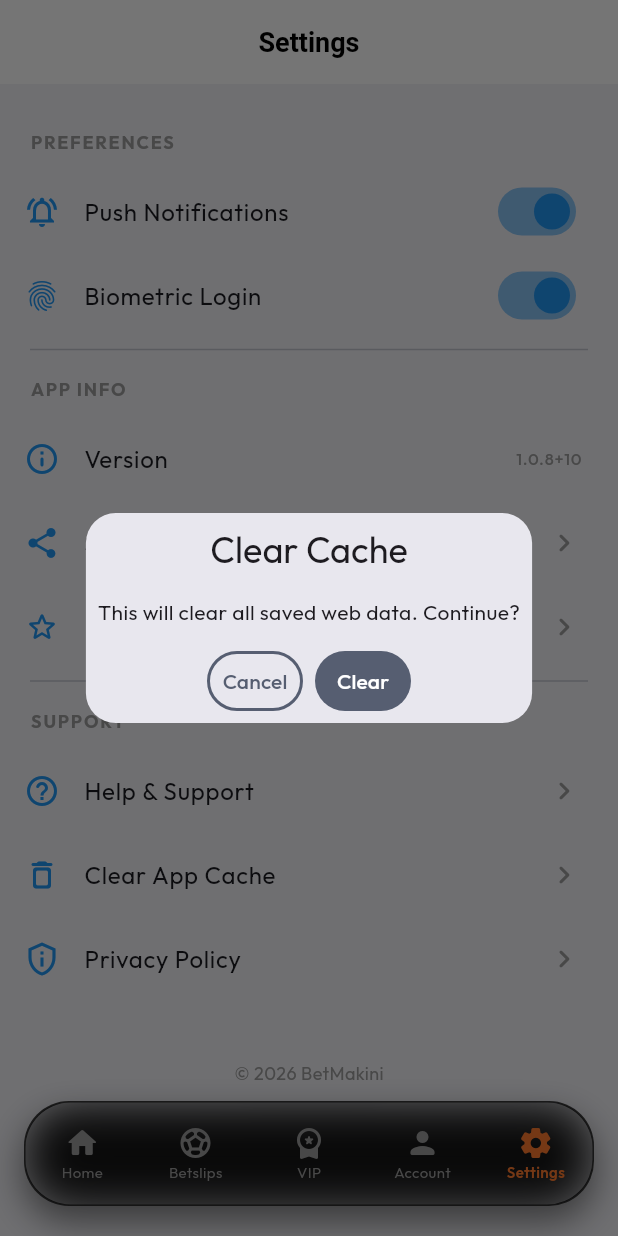
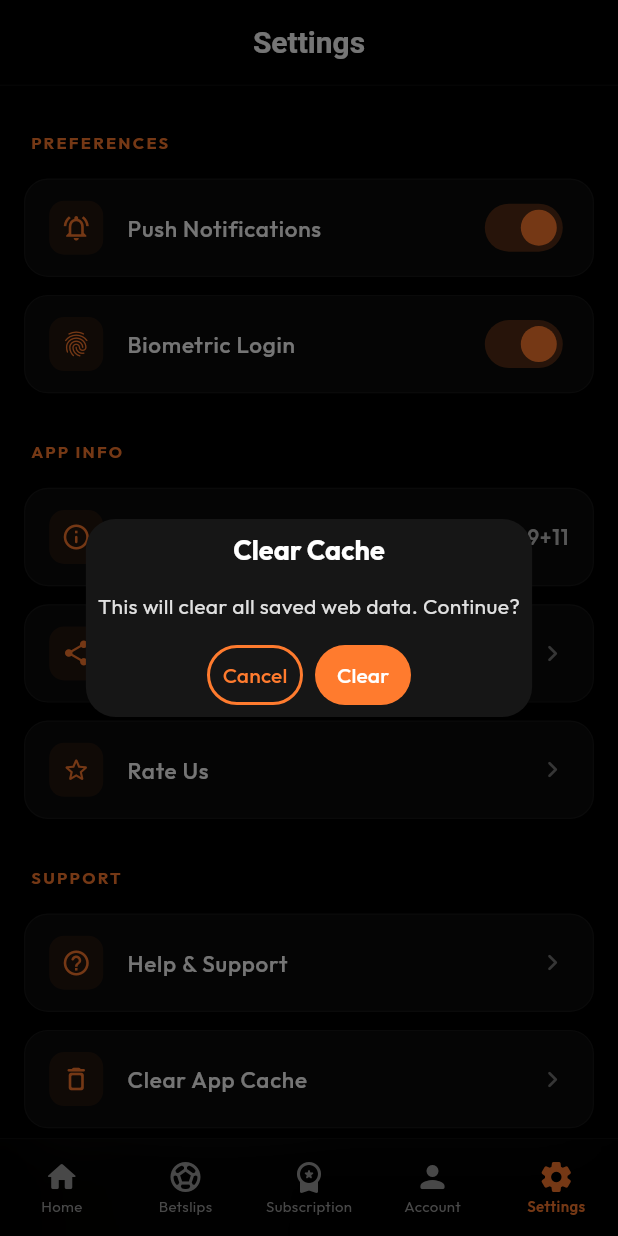
Before and after one commit to luxeenet/betweb, a Flutter app: the screen it shows after launch, item 5 of the bottom bar chosen, after a tap on "Clear App Cache", on a phone screen of 412 x 824 dp. Run offline on Flutter 3.47's test engine with Material 3 defaults, Android fonts, the phone set to English and light mode, and no system bars; our stand-ins replace connectivity_plus, get, google_fonts, local_auth, package_info_plus, share_plus and 1 more; missing offline and left inert: webview_flutter_android, webview_flutter_wkwebview.

Commit message:
make it good

```diff
--- a/lib/core/constants/app_config.dart
+++ b/lib/core/constants/app_config.dart
@@ -4,7 +4,7 @@ class AppConfig {
 
   // Professional User Agent for 2026
   static const String userAgent =
-      "Mozilla/5.0 (iPhone; CPU iPhone OS 17_0 like Mac OS X) AppleWebKit/605.1.15 (KHTML, like Gecko) Version/17.0 Mobile/15E148 Safari/604.1 PremiumApp/1.0.8";
+      "Mozilla/5.0 (iPhone; CPU iPhone OS 17_0 like Mac OS X) AppleWebKit/605.1.15 (KHTML, like Gecko) Version/17.0 Mobile/15E148 Safari/604.1 PremiumApp/1.0.9";
 
   // Features
   static const bool enableBiometrics = true;
--- a/lib/modules/main/view/main_screen.dart
+++ b/lib/modules/main/view/main_screen.dart
@@ -24,35 +24,30 @@ class MainScreen extends StatelessWidget {
             index: controller.currentIndex.value == 4 ? 1 : 0,
             children: pages,
           )),
-      bottomNavigationBar: _buildGlassBottomBar(),
+      bottomNavigationBar: _buildGlassBottomBar(context),
     );
   }
 
-  Widget _buildGlassBottomBar() {
+  Widget _buildGlassBottomBar(BuildContext context) {
+    final bottomPadding = MediaQuery.paddingOf(context).bottom;
     return Obx(() {
       return AnimatedSlide(
         offset: controller.isBottomBarVisible.value ? Offset.zero : const Offset(0, 1.5),
         duration: const Duration(milliseconds: 300),
         curve: Curves.easeInOut,
         child: Container(
-          margin: const EdgeInsets.only(bottom: 20, left: 16, right: 16),
-          height: 70,
+          height: 65 + bottomPadding,
           decoration: BoxDecoration(
-            color: Colors.black.withValues(alpha: 0.85),
-            borderRadius: BorderRadius.circular(30),
-            border: Border.all(color: Colors.white.withValues(alpha: 0.1)),
-            boxShadow: [
-              BoxShadow(
-                color: Colors.black.withValues(alpha: 0.5),
-                blurRadius: 20,
-                offset: const Offset(0, 10),
-              )
-            ],
+            color: Colors.black.withValues(alpha: 0.92), // Solid premium glass
+            border: Border(
+              top: BorderSide(color: Colors.white.withValues(alpha: 0.1), width: 0.5),
+            ),
           ),
           child: ClipRRect(
-            borderRadius: BorderRadius.circular(30),
             child: BackdropFilter(
-              filter: ImageFilter.blur(sigmaX: 15, sigmaY: 15),
+              filter: ImageFilter.blur(sigmaX: 20, sigmaY: 20),
+              child: Padding(
+                padding: EdgeInsets.only(bottom: bottomPadding),
                 child: BottomNavigationBar(
                   backgroundColor: Colors.transparent,
                   elevation: 0,
@@ -82,7 +77,7 @@ class MainScreen extends StatelessWidget {
                     ),
                     BottomNavigationBarItem(
                       icon: Icon(Icons.workspace_premium_rounded),
-                    label: "VIP",
+                      label: "Subscription",
                     ),
                     BottomNavigationBarItem(
                       icon: Icon(Icons.person_rounded),
@@ -97,6 +92,7 @@ class MainScreen extends StatelessWidget {
               ),
             ),
           ),
+        ),
       );
     });
   }
--- a/lib/modules/settings/view/settings_screen.dart
+++ b/lib/modules/settings/view/settings_screen.dart
@@ -15,7 +15,7 @@ class SettingsScreen extends StatefulWidget {
 }
 
 class _SettingsScreenState extends State<SettingsScreen> {
-  String _version = "1.0.8+10";
+  String _version = "1.0.9+11";
   bool _biometricsEnabled = AppConfig.enableBiometrics;
   final LocalAuthentication auth = LocalAuthentication();
 
@@ -51,8 +51,11 @@ class _SettingsScreenState extends State<SettingsScreen> {
               "Success",
               "Biometric login enabled",
               snackPosition: SnackPosition.BOTTOM,
-              backgroundColor: Colors.green.withValues(alpha: 0.8),
+              backgroundColor: const Color(0xFF161616),
               colorText: Colors.white,
+              borderColor: const Color(0xFFFF7B2E),
+              borderWidth: 1,
+              margin: const EdgeInsets.all(16),
             );
           }
         } on LocalAuthException catch (e) {
@@ -60,16 +63,22 @@ class _SettingsScreenState extends State<SettingsScreen> {
             "Authentication Error",
             e.description ?? "Failed to authenticate",
             snackPosition: SnackPosition.BOTTOM,
-            backgroundColor: Colors.red.withValues(alpha: 0.8),
+            backgroundColor: const Color(0xFF161616),
             colorText: Colors.white,
+            borderColor: Colors.redAccent,
+            borderWidth: 1,
+            margin: const EdgeInsets.all(16),
           );
         } catch (e) {
           Get.snackbar(
             "Error",
             "Biometric authentication failed",
             snackPosition: SnackPosition.BOTTOM,
-            backgroundColor: Colors.red.withValues(alpha: 0.8),
+            backgroundColor: const Color(0xFF161616),
             colorText: Colors.white,
+            borderColor: Colors.redAccent,
+            borderWidth: 1,
+            margin: const EdgeInsets.all(16),
           );
         }
       } else {
@@ -77,6 +86,11 @@ class _SettingsScreenState extends State<SettingsScreen> {
           "Not Supported",
           "Biometrics not available on this device",
           snackPosition: SnackPosition.BOTTOM,
+          backgroundColor: const Color(0xFF161616),
+          colorText: Colors.white,
+          borderColor: Colors.grey,
+          borderWidth: 1,
+          margin: const EdgeInsets.all(16),
         );
       }
     } else {
@@ -87,8 +101,28 @@ class _SettingsScreenState extends State<SettingsScreen> {
   @override
   Widget build(BuildContext context) {
     return Scaffold(
-      appBar: AppBar(title: const Text("Settings")),
+      backgroundColor: Colors.black, // Sleek premium dark theme background
+      appBar: AppBar(
+        backgroundColor: Colors.black,
+        elevation: 0,
+        title: const Text(
+          "Settings",
+          style: TextStyle(
+            color: Colors.white,
+            fontSize: 20,
+            fontWeight: FontWeight.bold,
+          ),
+        ),
+        bottom: PreferredSize(
+          preferredSize: const Size.fromHeight(1),
+          child: Container(
+            color: Colors.white.withValues(alpha: 0.08),
+            height: 0.5,
+          ),
+        ),
+      ),
       body: ListView(
+        physics: const BouncingScrollPhysics(),
         children: [
           const SizedBox(height: 20),
           _buildSectionHeader("Preferences"),
@@ -98,7 +132,10 @@ class _SettingsScreenState extends State<SettingsScreen> {
             trailing: Switch(
               value: AppConfig.enablePushNotifications,
               onChanged: (val) {},
-              activeColor: Colors.blue,
+              activeColor: const Color(0xFFFF7B2E),
+              activeTrackColor: const Color(0xFFFF7B2E).withValues(alpha: 0.3),
+              inactiveThumbColor: Colors.grey[400],
+              inactiveTrackColor: Colors.white.withValues(alpha: 0.1),
             ),
           ),
           _buildSettingItem(
@@ -107,17 +144,24 @@ class _SettingsScreenState extends State<SettingsScreen> {
             trailing: Switch(
               value: _biometricsEnabled,
               onChanged: (val) => _toggleBiometrics(val),
-              activeColor: Colors.blue,
+              activeColor: const Color(0xFFFF7B2E),
+              activeTrackColor: const Color(0xFFFF7B2E).withValues(alpha: 0.3),
+              inactiveThumbColor: Colors.grey[400],
+              inactiveTrackColor: Colors.white.withValues(alpha: 0.1),
             ),
           ),
-          const Divider(indent: 20, endIndent: 20),
-          _buildSectionHeader("App info"),
+          const SizedBox(height: 15),
+          _buildSectionHeader("App Info"),
           _buildSettingItem(
             icon: Icons.info_outline_rounded,
             title: "Version",
             trailing: Text(
               _version,
-              style: const TextStyle(color: Colors.grey),
+              style: TextStyle(
+                color: Colors.grey[400],
+                fontWeight: FontWeight.w600,
+                fontSize: 14,
+              ),
             ),
             onTap: () {},
           ),
@@ -133,7 +177,7 @@ class _SettingsScreenState extends State<SettingsScreen> {
             title: "Rate Us",
             onTap: () {},
           ),
-          const Divider(indent: 20, endIndent: 20),
+          const SizedBox(height: 15),
           _buildSectionHeader("Support"),
           _buildSettingItem(
             icon: Icons.help_outline_rounded,
@@ -146,10 +190,23 @@ class _SettingsScreenState extends State<SettingsScreen> {
             onTap: () {
               Get.defaultDialog(
                 title: "Clear Cache",
+                titleStyle: const TextStyle(
+                  color: Colors.white,
+                  fontSize: 18,
+                  fontWeight: FontWeight.bold,
+                ),
                 middleText: "This will clear all saved web data. Continue?",
+                middleTextStyle: TextStyle(
+                  color: Colors.grey[300],
+                  fontSize: 14,
+                ),
+                backgroundColor: const Color(0xFF161616),
                 textConfirm: "Clear",
                 textCancel: "Cancel",
                 confirmTextColor: Colors.white,
+                cancelTextColor: const Color(0xFFFF7B2E),
+                buttonColor: const Color(0xFFFF7B2E),
+                radius: 20,
                 onConfirm: () async {
                   Get.back();
                   // Clear cookies globally using webview_flutter
@@ -165,6 +222,11 @@ class _SettingsScreenState extends State<SettingsScreen> {
                     "Success",
                     "Cache cleared successfully",
                     snackPosition: SnackPosition.BOTTOM,
+                    backgroundColor: const Color(0xFF161616),
+                    colorText: Colors.white,
+                    borderColor: const Color(0xFFFF7B2E),
+                    borderWidth: 1,
+                    margin: const EdgeInsets.all(16),
                   );
                 },
               );
@@ -179,7 +241,11 @@ class _SettingsScreenState extends State<SettingsScreen> {
           Center(
             child: Text(
               "© 2026 ${AppConfig.appName}",
-              style: TextStyle(color: Colors.grey[500], fontSize: 12),
+              style: TextStyle(
+                color: Colors.grey[600],
+                fontSize: 12,
+                fontWeight: FontWeight.w500,
+              ),
             ),
           ),
           const SizedBox(height: 100), // Space for bottom bar
@@ -194,10 +260,10 @@ class _SettingsScreenState extends State<SettingsScreen> {
       child: Text(
         title.toUpperCase(),
         style: const TextStyle(
-          fontSize: 12,
+          fontSize: 11,
           fontWeight: FontWeight.bold,
-          color: Colors.grey,
-          letterSpacing: 1.2,
+          color: Color(0xFFFF7B2E), // Brand orange
+          letterSpacing: 1.5,
         ),
       ),
     );
@@ -209,13 +275,46 @@ class _SettingsScreenState extends State<SettingsScreen> {
     Widget? trailing,
     VoidCallback? onTap,
   }) {
-    return ListTile(
-      leading: Icon(icon, color: Colors.blue),
-      title: Text(title, style: const TextStyle(fontSize: 16)),
-      trailing:
-          trailing ??
-          const Icon(Icons.chevron_right_rounded, color: Colors.grey),
-      onTap: onTap,
+    return Container(
+      margin: const EdgeInsets.symmetric(horizontal: 16, vertical: 6),
+      decoration: BoxDecoration(
+        color: Colors.white.withValues(alpha: 0.04),
+        borderRadius: BorderRadius.circular(16),
+        border: Border.all(
+          color: Colors.white.withValues(alpha: 0.05),
+          width: 0.8,
+        ),
+      ),
+      child: ListTile(
+        contentPadding: const EdgeInsets.symmetric(horizontal: 16, vertical: 4),
+        leading: Container(
+          padding: const EdgeInsets.all(8),
+          decoration: BoxDecoration(
+            color: const Color(0xFFFF7B2E).withValues(alpha: 0.1),
+            borderRadius: BorderRadius.circular(10),
+          ),
+          child: Icon(
+            icon,
+            color: const Color(0xFFFF7B2E),
+            size: 20,
+          ),
+        ),
+        title: Text(
+          title,
+          style: const TextStyle(
+            color: Colors.white,
+            fontSize: 15,
+            fontWeight: FontWeight.w500,
+          ),
+        ),
+        trailing: trailing ??
+            Icon(
+              Icons.chevron_right_rounded,
+              color: Colors.grey[600],
+              size: 22,
+            ),
+        onTap: onTap,
+      ),
     );
   }
 }
--- a/lib/modules/webview/view/webview_screen.dart
+++ b/lib/modules/webview/view/webview_screen.dart
@@ -2,6 +2,7 @@ import 'package:flutter/material.dart';
 import 'package:webview_flutter/webview_flutter.dart';
 import 'package:get/get.dart';
 import '../controller/webview_controller.dart';
+import '../../main/controller/main_controller.dart';
 
 class WebViewScreen extends StatelessWidget {
   final CustomWebViewController controller = Get.put(CustomWebViewController());
@@ -10,15 +11,25 @@ class WebViewScreen extends StatelessWidget {
 
   @override
   Widget build(BuildContext context) {
+    final MainController mainController = Get.find<MainController>();
+
     return Scaffold(
       backgroundColor: Colors.black, // Match professional theme
-      body: Obx(() {
+      body: SafeArea(
+        bottom: false,
+        child: Obx(() {
           if (controller.isOffline.value) {
             return _buildOfflineView();
           }
+
+          final bool showBottomBar = mainController.isBottomBarVisible.value;
+          final double bottomPadding = showBottomBar ? (65.0 + MediaQuery.paddingOf(context).bottom) : 0.0;
+
           return Stack(
             children: [
-            RefreshIndicator(
+              Padding(
+                padding: EdgeInsets.only(bottom: bottomPadding),
+                child: RefreshIndicator(
                   onRefresh: () async {
                     controller.reload();
                   },
@@ -26,10 +37,11 @@ class WebViewScreen extends StatelessWidget {
                     controller: controller.webViewController,
                   ),
                 ),
+              ),
               if (controller.isLoading.value)
                 const Center(
                   child: CircularProgressIndicator(
-                  color: Colors.blue,
+                    color: Color(0xFFFF7B2E), // Brand orange color
                   ),
                 ),
               if (controller.isLoading.value)
@@ -40,12 +52,13 @@ class WebViewScreen extends StatelessWidget {
                   child: LinearProgressIndicator(
                     value: controller.progress.value,
                     backgroundColor: Colors.transparent,
-                  valueColor: const AlwaysStoppedAnimation<Color>(Colors.blue),
+                    valueColor: const AlwaysStoppedAnimation<Color>(Color(0xFFFF7B2E)),
                   ),
                 ),
             ],
           );
         }),
+      ),
     );
   }
 
@@ -69,7 +82,7 @@ class WebViewScreen extends StatelessWidget {
           ElevatedButton(
             onPressed: () => controller.reload(),
             style: ElevatedButton.styleFrom(
-              backgroundColor: Colors.blue,
+              backgroundColor: const Color(0xFFFF7B2E),
               foregroundColor: Colors.white,
               padding: const EdgeInsets.symmetric(horizontal: 40, vertical: 15),
               shape: RoundedRectangleBorder(
--- a/pubspec.yaml
+++ b/pubspec.yaml
@@ -16,7 +16,7 @@ publish_to: 'none' # Remove this line if you wish to publish to pub.dev
 # https://developer.apple.com/library/archive/documentation/General/Reference/InfoPlistKeyReference/Articles/CoreFoundationKeys.html
 # In Windows, build-name is used as the major, minor, and patch parts
 # of the product and file versions while build-number is used as the build suffix.
-version: 1.0.8+10
+version: 1.0.9+11
 
 environment:
   sdk: ^3.11.5
```
Lines whose indentation alone changed are shown as unchanged.
